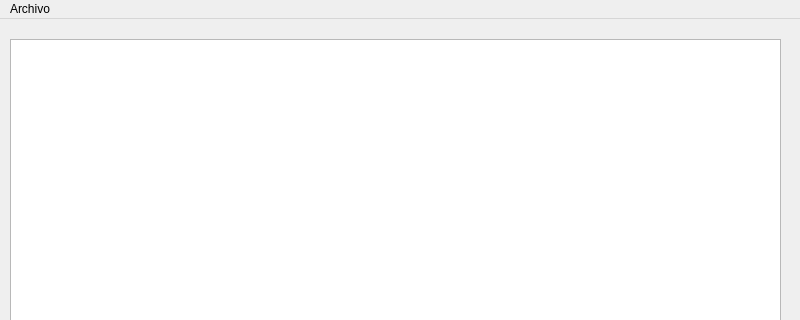
Above: mainwindow.ui from GregorioCM/ConnectionTCP_IP before the change; both pictures show x 0 to 800 and y 0 to 320 of the 800 by 600 pixel window. Below: the same form after it.
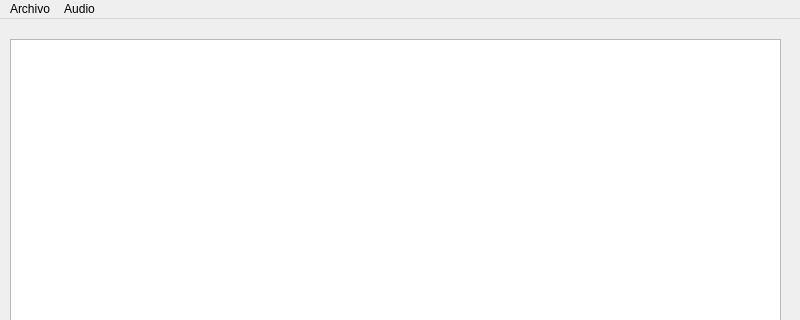
That is the form after the change.

Commit message:
Preparacio para el audio
Añadido toda la interfaz para introducir el chat por audio. Queda la captacion y el envio del audio.

Diff of the .ui file:
```diff
--- a/mainwindow.ui
+++ b/mainwindow.ui
@@ -63,7 +63,14 @@
     </property>
     <addaction name="actionLanzarServidor"/>
    </widget>
+   <widget class="QMenu" name="menuAudio">
+    <property name="title">
+     <string>Audio</string>
+    </property>
+    <addaction name="actionPasarAudio"/>
+   </widget>
    <addaction name="menuFile"/>
+   <addaction name="menuAudio"/>
   </widget>
   <widget class="QStatusBar" name="statusbar"/>
   <action name="actionLanzarServidor">
```
Left out of the diff: 5 changed lines with no effect on the pictures. The commit also changes 7 other files.
